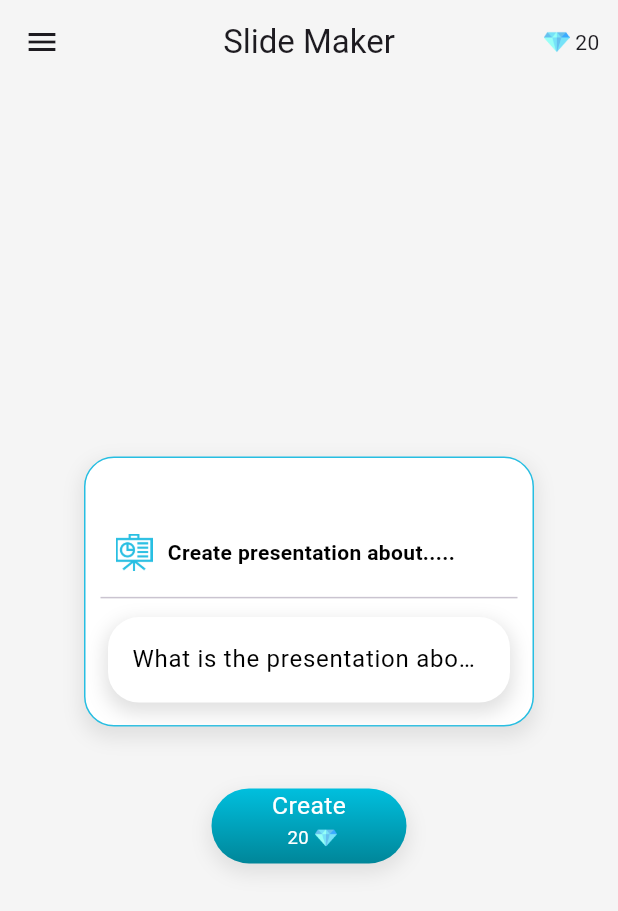
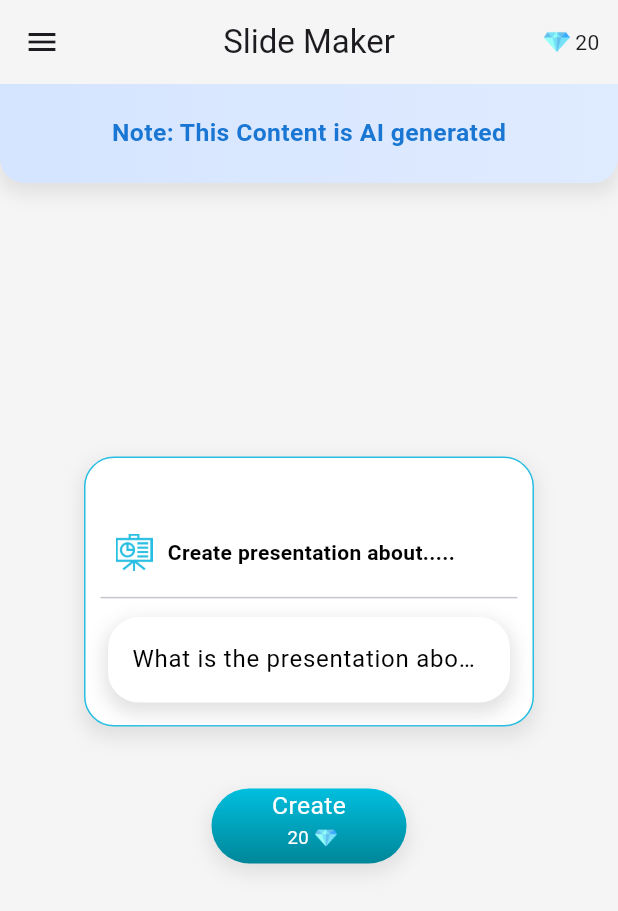
Before and after one commit to ranasherry/ai-slide-maker, a Flutter app: the SlideMakerView screen opened by its route, on a phone screen of 412 x 824 dp. Shown: the top 911 px of the screen. Run offline on Flutter 3.47's test engine with Material 2 defaults, Android fonts, the phone set to English and light mode, and no system bars; our stand-ins replace cached_network_image, firebase_analytics, firebase_core, flutter_easyloading, flutter_spinkit, fluttertoast and 8 more; missing offline and left inert: chat_gpt_sdk, file_saver, launch_review; accounts and stored records are empty.

Commit message:
note added

```diff
--- a/lib/app/modules/controllers/slide_maker_controller.dart
+++ b/lib/app/modules/controllers/slide_maker_controller.dart
@@ -669,30 +669,31 @@ class SlideMakerController extends GetxController with WidgetsBindingObserver {
       show_create_button();
     });
   }
+
 // ? commented by jamal start
-  // void tempList() {
-  //   SlideResponse slideResponse =
-  //       SlideResponse(slideTitle: "Hello", slideDescription: "ABC");
+  void tempList() {
+    SlideResponse slideResponse =
+        SlideResponse(slideTitle: "Hello", slideDescription: "ABC");
 
-  //   slideResponseList.add(slideResponse);
-  //   slideResponse = SlideResponse(slideTitle: "Hello", slideDescription: "ABC");
+    slideResponseList.add(slideResponse);
+    slideResponse = SlideResponse(slideTitle: "Hello", slideDescription: "ABC");
 
-  //   slideResponseList.add(slideResponse);
-  //   slideResponse = SlideResponse(slideTitle: "Hello", slideDescription: "ABC");
+    slideResponseList.add(slideResponse);
+    slideResponse = SlideResponse(slideTitle: "Hello", slideDescription: "ABC");
 
-  //   slideResponseList.add(slideResponse);
-  //   slideResponse = SlideResponse(slideTitle: "Hello", slideDescription: "ABC");
+    slideResponseList.add(slideResponse);
+    slideResponse = SlideResponse(slideTitle: "Hello", slideDescription: "ABC");
 
-  //   slideResponseList.add(slideResponse);
-  //   slideResponse = SlideResponse(slideTitle: "Hello", slideDescription: "ABC");
+    slideResponseList.add(slideResponse);
+    slideResponse = SlideResponse(slideTitle: "Hello", slideDescription: "ABC");
 
-  //   slideResponseList.add(slideResponse);
-  //   slideResponse = SlideResponse(slideTitle: "Hello", slideDescription: "ABC");
+    slideResponseList.add(slideResponse);
+    slideResponse = SlideResponse(slideTitle: "Hello", slideDescription: "ABC");
 
-  //   slideResponseList.add(slideResponse);
+    slideResponseList.add(slideResponse);
 
-  //   outlineTitleFetched.value = true;
-  // }
+    outlineTitleFetched.value = true;
+  }
   // ? commented by jamal end
 }
 
--- a/lib/app/modules/home/slide_maker_view.dart
+++ b/lib/app/modules/home/slide_maker_view.dart
@@ -238,6 +238,45 @@ class SlideMakerView extends GetView<SlideMakerController> {
                   ],
                 ),
               ),
+
+              Row(
+                mainAxisAlignment: MainAxisAlignment.center,
+                children: [
+                  Container(
+                    height: SizeConfig.blockSizeVertical * 8,
+                    width: SizeConfig.blockSizeHorizontal * 100,
+                    decoration: BoxDecoration(
+                      gradient: LinearGradient(
+                          colors: [Color(0xFFD5E4FF), Color(0xFFDFEBFF)],
+                          begin: Alignment.centerLeft,
+                          end: Alignment.centerRight),
+                      // color: Color(0xFFD5E4FF),
+                      borderRadius: BorderRadius.only(
+                          bottomLeft: Radius.circular(
+                              SizeConfig.blockSizeHorizontal * 4),
+                          bottomRight: Radius.circular(
+                              SizeConfig.blockSizeHorizontal * 4)),
+                      boxShadow: [
+                        BoxShadow(
+                          color: Colors.grey.shade300, // Shadow color
+                          spreadRadius: 2, // Spread radius
+                          blurRadius: 10, // Blur radius
+                          offset: Offset(0, 5), // Offset in x and y direction
+                        ),
+                      ],
+                    ),
+                    child: Center(
+                        child: Text(
+                      "Note: This Content is AI generated",
+                      style: TextStyle(
+                          fontSize: SizeConfig.blockSizeHorizontal * 4,
+                          fontWeight: FontWeight.bold,
+                          // color: Color(0xFF013961)
+                          color: Colors.blue.shade700),
+                    )),
+                  ),
+                ],
+              )
               //  ? commented by jamal start
               // Obx(() => isBannerLoaded.value &&
               //         AdMobAdsProvider.instance.isAdEnable.value
@@ -575,7 +614,7 @@ class SlideMakerView extends GetView<SlideMakerController> {
     return GestureDetector(
         onTap: () {
           // controller.increaseOutputHeight();
-          // controller.tempList(); //? commmented by jamal
+          controller.tempList(); //? commmented by jamal
 
           controller.validate_user_input();
         },
--- a/lib/app/utills/app_strings.dart
+++ b/lib/app/utills/app_strings.dart
@@ -7,21 +7,21 @@ class AppStrings {
 
 //Real IDS! Andriod[
 
-  static String ADMOB_BANNER = "ca-app-pub-6047136030887290/5556616452";
-  static String ADMOB_INTERSTITIAL = "ca-app-pub-6047136030887290/9711483882";
-  static String ADMOB_APP_OPEN = "ca-app-pub-6047136030887290/9687433159";
-  static String ADMOB_NATIVE = "ca-app-pub-6047136030887290/2861390106";
-  static String ADMOB_REWARDED = "ca-app-pub-6047136030887290/7085320548";
+  // static String ADMOB_BANNER = "ca-app-pub-6047136030887290/5556616452";
+  // static String ADMOB_INTERSTITIAL = "ca-app-pub-6047136030887290/9711483882";
+  // static String ADMOB_APP_OPEN = "ca-app-pub-6047136030887290/9687433159";
+  // static String ADMOB_NATIVE = "ca-app-pub-6047136030887290/2861390106";
+  // static String ADMOB_REWARDED = "ca-app-pub-6047136030887290/7085320548";
 
   // ]
 
   // Test IDS![
 
-  // static String ADMOB_BANNER = "ca-app-pub-3940256099942544/6300978111";
-  // static String ADMOB_INTERSTITIAL = "ca-app-pub-3940256099942544/1033173712";
-  // static String ADMOB_APP_OPEN = "ca-app-pub-3940256099942544/3419835294";
-  // static String ADMOB_NATIVE = "ca-app-pub-3940256099942544/2247696110";
-  // static String ADMOB_REWARDED = "ca-app-pub-3940256099942544/5224354917";
+  static String ADMOB_BANNER = "ca-app-pub-3940256099942544/6300978111";
+  static String ADMOB_INTERSTITIAL = "ca-app-pub-3940256099942544/1033173712";
+  static String ADMOB_APP_OPEN = "ca-app-pub-3940256099942544/3419835294";
+  static String ADMOB_NATIVE = "ca-app-pub-3940256099942544/2247696110";
+  static String ADMOB_REWARDED = "ca-app-pub-3940256099942544/5224354917";
   // ]
 }
 // ca-app-pub-6047136030887290~7827556572 app ID ai slide
```
